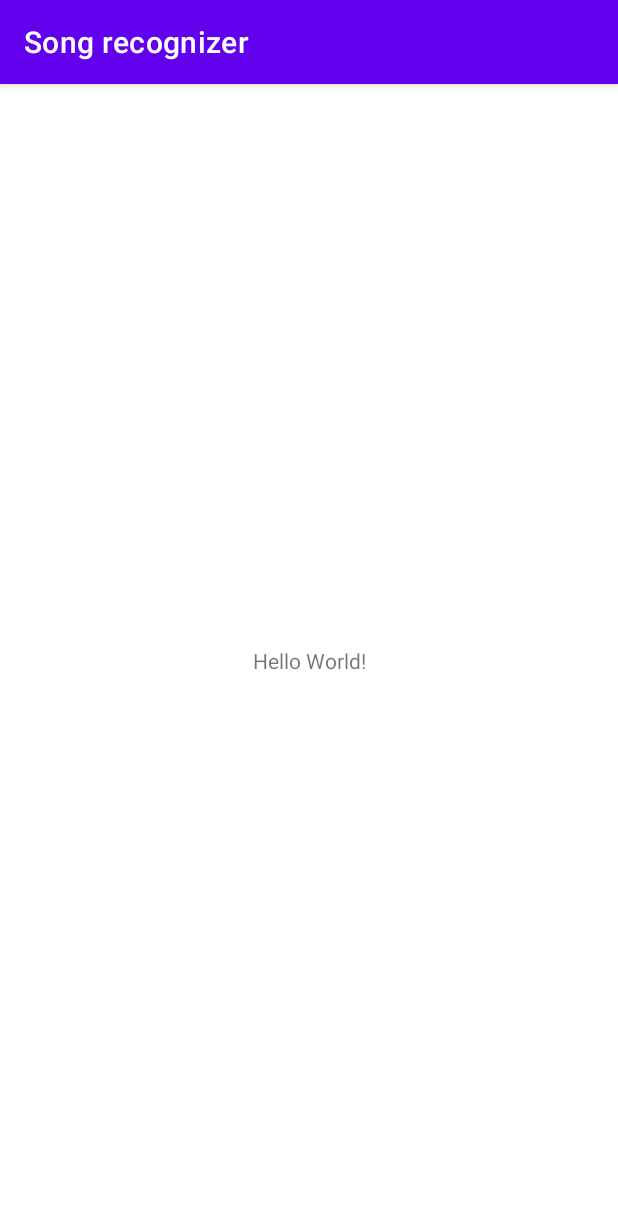
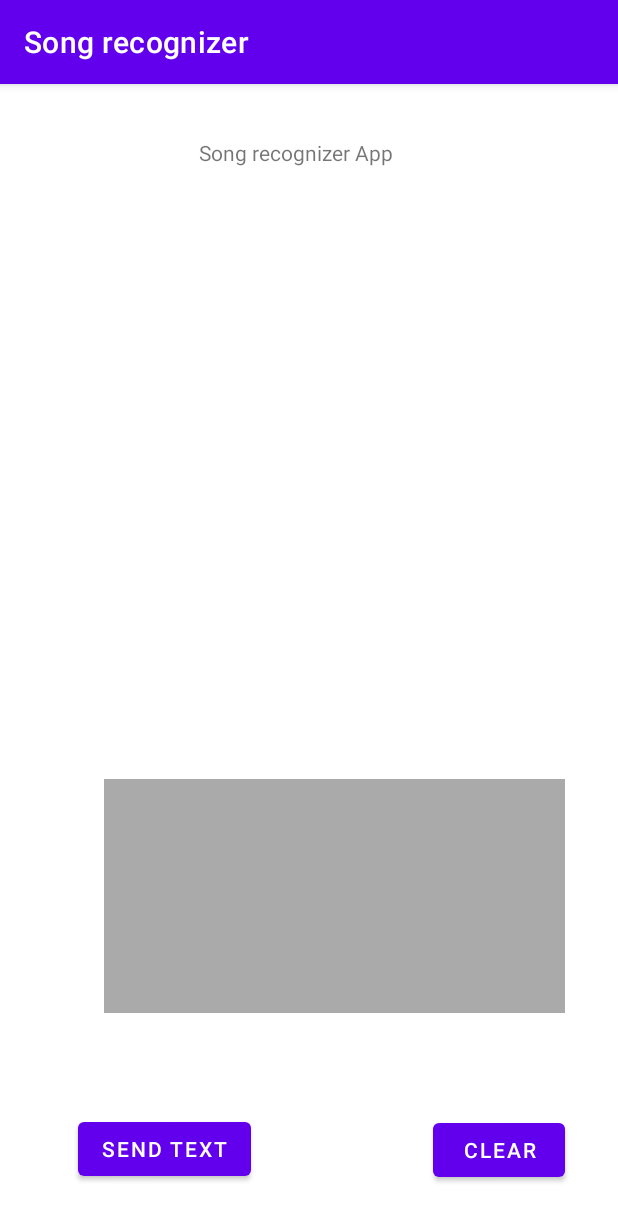
Before and after one commit to stefanvassilev/spotify-arduino-track-display, an Android app: the screen it shows after launch (MainActivity), on a phone screen of 412 x 824 dp. Shown: the top 1221 px of the screen. Run offline under Robolectric (Android 15) with nearby library versions, the phone set to English and light mode, and no system bars; 1 statement that could not run was skipped.

Commit message:
Set white bg in themes

```diff
--- a/app/src/main/res/layout/activity_main.xml
+++ b/app/src/main/res/layout/activity_main.xml
@@ -7,12 +7,53 @@
     tools:context=".MainActivity">
 
     <TextView
+        android:layout_width="156dp"
+        android:layout_height="54dp"
+        android:layout_marginStart="132dp"
+        android:layout_marginTop="36dp"
+        android:layout_marginEnd="123dp"
+        android:text="Song recognizer App"
+        app:layout_constraintEnd_toEndOf="parent"
+        app:layout_constraintStart_toStartOf="parent"
+        app:layout_constraintTop_toTopOf="parent" />
+
+    <EditText
+        android:id="@+id/editTextTextMultiLine"
+        android:background="@android:color/darker_gray"
+        android:layout_width="307dp"
+        android:layout_height="156dp"
+        android:layout_marginStart="69dp"
+        android:layout_marginTop="463dp"
+        android:layout_marginEnd="35dp"
+        android:layout_marginBottom="112dp"
+        android:ems="10"
+        android:gravity="start|top"
+        android:inputType="textMultiLine"
+        app:layout_constraintBottom_toBottomOf="parent"
+        app:layout_constraintEnd_toEndOf="parent"
+        app:layout_constraintHorizontal_bias="0.0"
+        app:layout_constraintStart_toStartOf="parent"
+        app:layout_constraintTop_toTopOf="parent"
+        app:layout_constraintVertical_bias="0.0" />
+
+    <Button
+        android:id="@+id/button"
         android:layout_width="wrap_content"
         android:layout_height="wrap_content"
-        android:text="Hello World!"
+        android:layout_marginStart="52dp"
+        android:layout_marginBottom="34dp"
+        android:text="Send text"
         app:layout_constraintBottom_toBottomOf="parent"
-        app:layout_constraintLeft_toLeftOf="parent"
-        app:layout_constraintRight_toRightOf="parent"
-        app:layout_constraintTop_toTopOf="parent" />
+        app:layout_constraintStart_toStartOf="parent" />
+
+    <Button
+        android:id="@+id/button2"
+        android:layout_width="wrap_content"
+        android:layout_height="wrap_content"
+        android:layout_marginEnd="35dp"
+        android:layout_marginBottom="33dp"
+        android:text="Clear"
+        app:layout_constraintBottom_toBottomOf="parent"
+        app:layout_constraintEnd_toEndOf="parent" />
 
 </androidx.constraintlayout.widget.ConstraintLayout>
--- a/app/src/main/res/values-night/themes.xml
+++ b/app/src/main/res/values-night/themes.xml
@@ -2,6 +2,7 @@
     <!-- Base application theme. -->
     <style name="Theme.SongRecognizer" parent="Theme.MaterialComponents.DayNight.DarkActionBar">
         <!-- Primary brand color. -->
+        <item name="android:windowBackground">@android:color/white</item>
         <item name="colorPrimary">@color/purple_200</item>
         <item name="colorPrimaryVariant">@color/purple_700</item>
         <item name="colorOnPrimary">@color/black</item>
--- a/app/src/main/res/values/themes.xml
+++ b/app/src/main/res/values/themes.xml
@@ -2,6 +2,7 @@
     <!-- Base application theme. -->
     <style name="Theme.SongRecognizer" parent="Theme.MaterialComponents.DayNight.DarkActionBar">
         <!-- Primary brand color. -->
+        <item name="android:windowBackground">@android:color/white</item>
         <item name="colorPrimary">@color/purple_500</item>
         <item name="colorPrimaryVariant">@color/purple_700</item>
         <item name="colorOnPrimary">@color/white</item>
```
